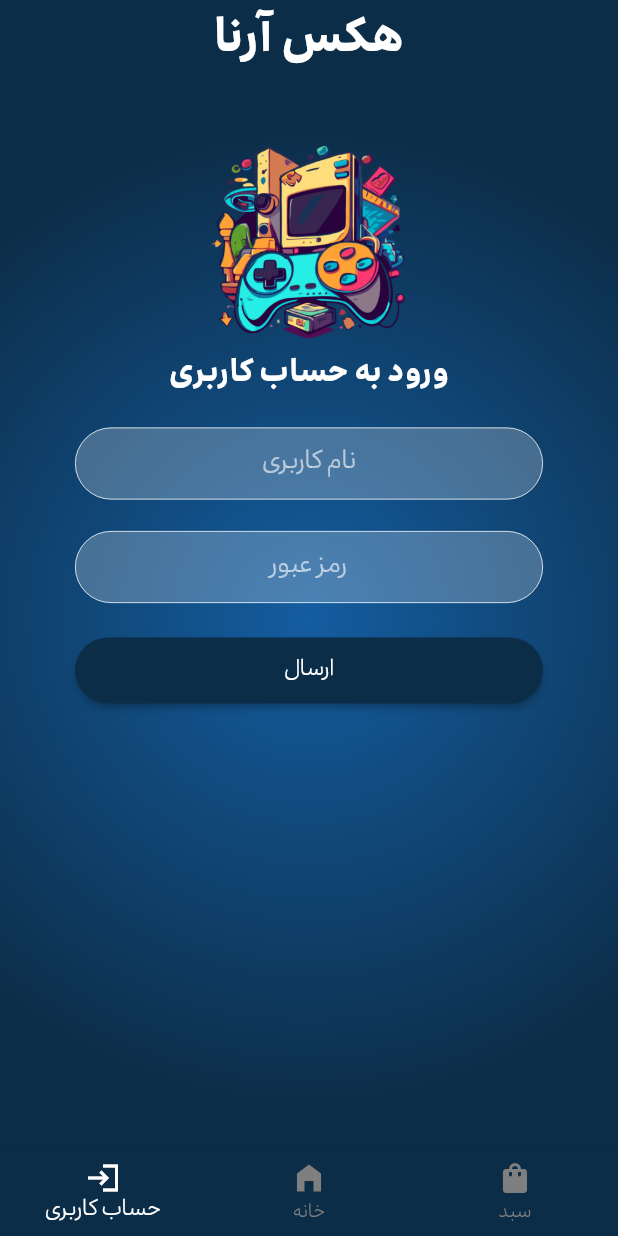
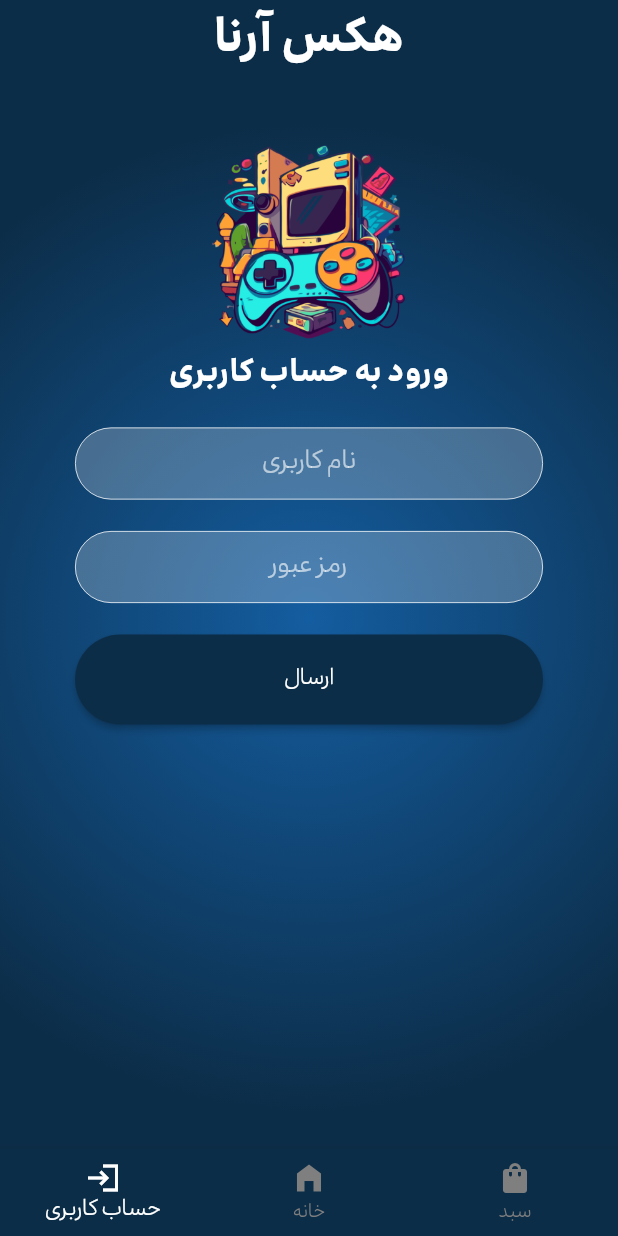
Before and after one commit to Alyas-land/Mobile-App, a Flutter app: the screen it shows after launch, on a phone screen of 412 x 824 dp. Run offline on Flutter 3.47's test engine with Material 3 defaults, Android fonts, the phone set to English and light mode, and no system bars.

Commit message:
Fix bottom Size

```diff
--- a/lib/main.dart
+++ b/lib/main.dart
@@ -165,7 +165,7 @@ class _MyShopState extends State<MyShop> {
                 Container(
                   margin: EdgeInsets.fromLTRB(50, 20, 50, 1),
                   child: MaterialButton(
-                      padding: EdgeInsets.fromLTRB(20, 12, 20, 12),
+                      padding: EdgeInsets.fromLTRB(20, 20, 20, 20),
                       shape: RoundedRectangleBorder(
                         borderRadius: BorderRadius.all(Radius.circular(50))
                       ),
@@ -199,7 +199,7 @@ class _MyShopState extends State<MyShop> {
                       }),
                 ),
                 Container(
-                  margin: EdgeInsets.fromLTRB(0, 20, 0, 20),
+                  margin: EdgeInsets.fromLTRB(0, 50, 0, 50),
                   child: Center(child: Text(result,
                     style: TextStyle(
                       color: color,
```
